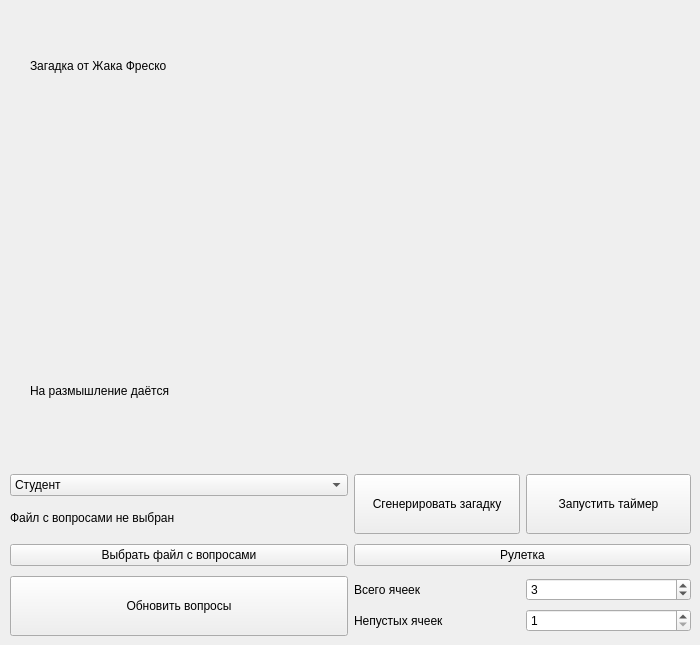
The window that ui/main.ui (AlexPishchikov/secret-from-Fresco) describes before a commit, drawn with Qt 5.
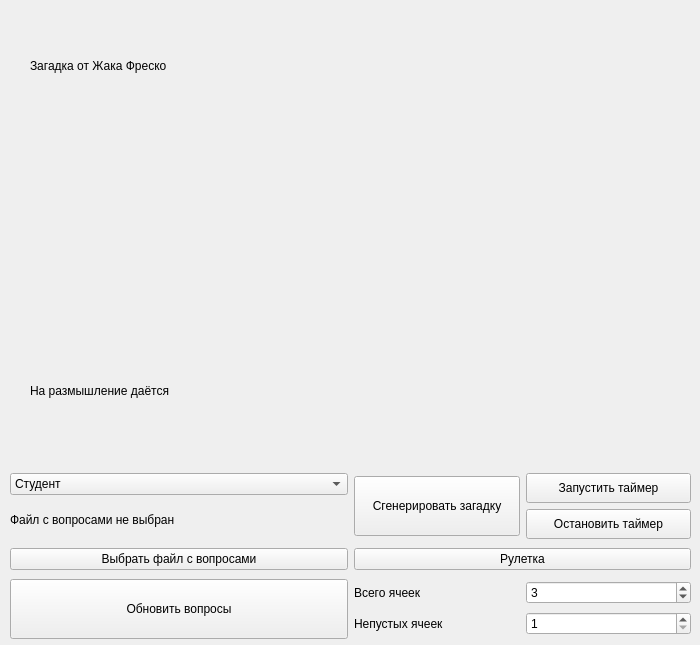
The same window after the commit.

Commit message: add stop timer button and add roulette button nubers

Diff of the .ui file:
```diff
--- a/ui/main.ui
+++ b/ui/main.ui
@@ -76,7 +76,7 @@
       <x>10</x>
       <y>470</y>
       <width>681</width>
-      <height>170</height>
+      <height>172</height>
      </rect>
     </property>
     <layout class="QGridLayout" name="gridLayout">
@@ -191,17 +191,34 @@
         </widget>
        </item>
        <item>
+        <layout class="QVBoxLayout" name="verticalLayout_2">
+         <item>
         <widget class="QPushButton" name="start_timer_button">
          <property name="minimumSize">
           <size>
            <width>0</width>
-           <height>60</height>
+             <height>30</height>
           </size>
          </property>
          <property name="text">
           <string>Запустить таймер</string>
          </property>
         </widget>
+         </item>
+         <item>
+          <widget class="QPushButton" name="stop_timer_button">
+           <property name="minimumSize">
+            <size>
+             <width>0</width>
+             <height>30</height>
+            </size>
+           </property>
+           <property name="text">
+            <string>Остановить таймер</string>
+           </property>
+          </widget>
+         </item>
+        </layout>
        </item>
       </layout>
      </item>
```
Lines whose indentation alone changed are shown as unchanged. The commit also changes 1 other file.
